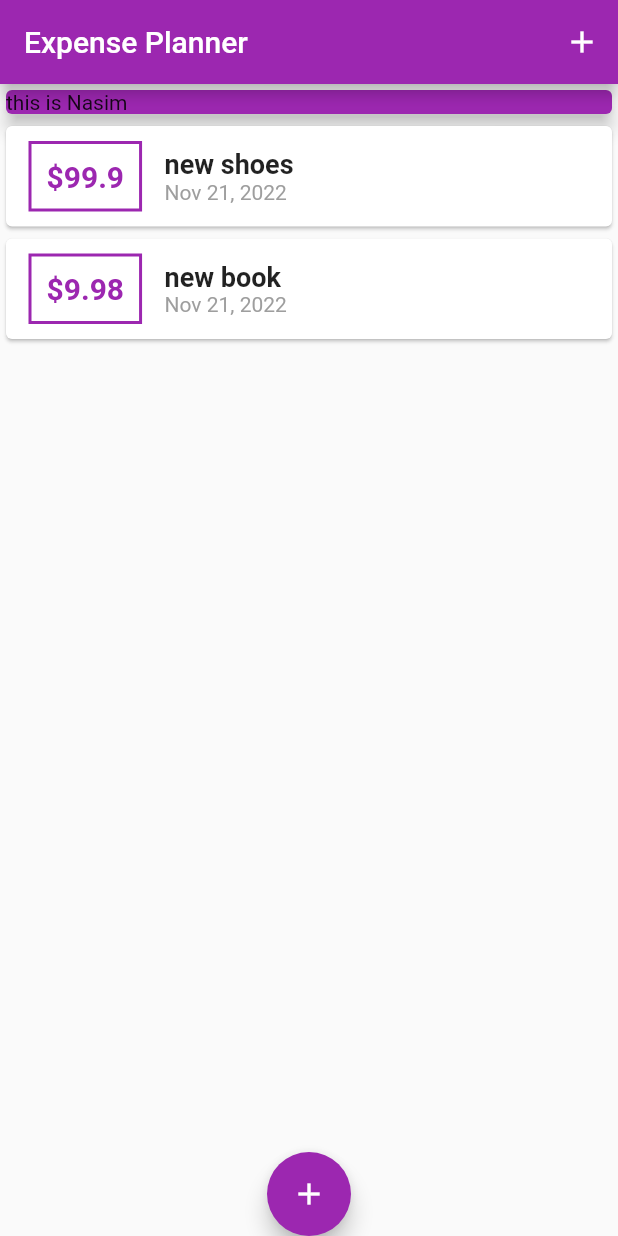
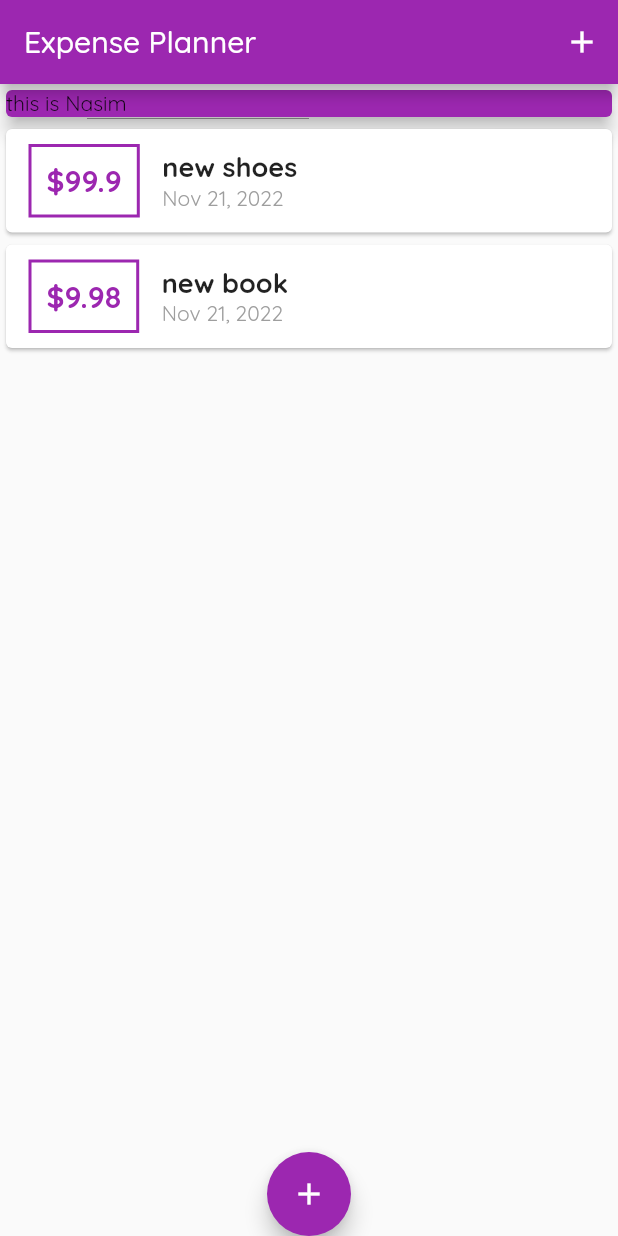
Before and after one commit to Nasim-Alizai/flutter_expense_palnner, a Flutter app: the screen it shows after launch, on a phone screen of 412 x 824 dp. Run offline on Flutter 3.47's test engine with Material 2 defaults, Android fonts, the phone set to English and light mode, and no system bars.

Commit message:
adding font family

```diff
--- a/lib/main.dart
+++ b/lib/main.dart
@@ -14,6 +14,7 @@ class MyApp extends StatelessWidget {
       home: MyHomePage(),
       theme: ThemeData(
         primarySwatch: Colors.purple,
+        fontFamily: 'Quicksand',
       ),
     );
   }
```
Also changed, not shown: pubspec.yaml (+13 -15 lines), assets/fonts/OpenSans-Bold.ttf (added), assets/fonts/OpenSans-Light.ttf (added), assets/fonts/OpenSans-Medium.ttf (added), assets/fonts/Quicksand-Light.ttf (added), assets/fonts/Quicksand-Medium.ttf (added), assets/fonts/Quicksand-Regular.ttf (added).
